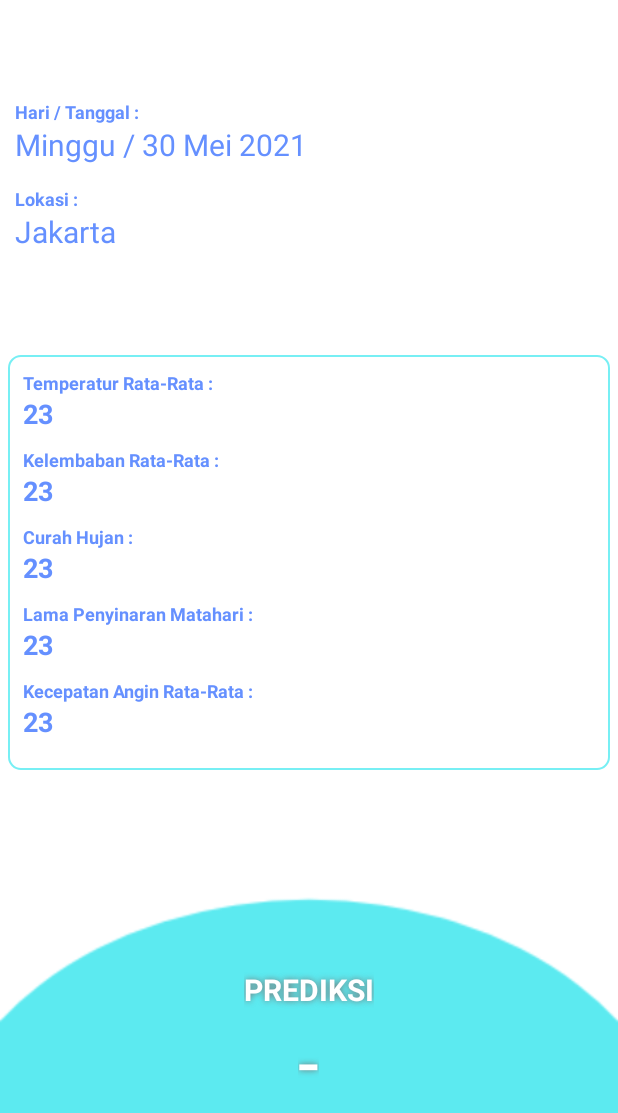
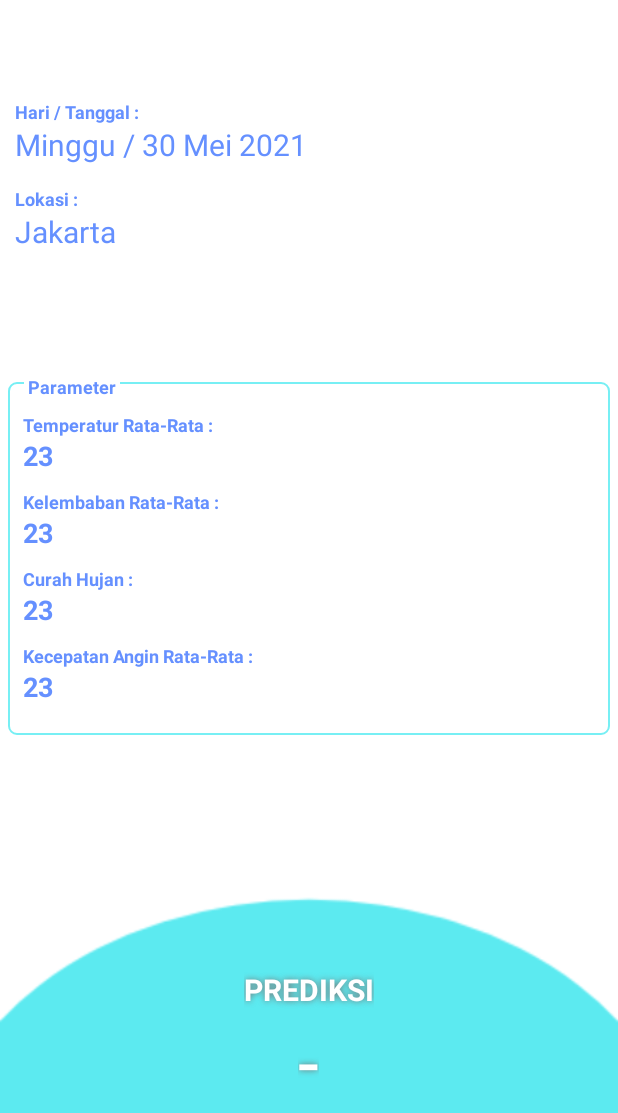
Before and after one commit to adventiagea/Bangkit, an Android app: the layout activity_prediction.xml on its own in the app's theme, with its tools: preview values and no code run, on a phone screen of 412 x 824 dp. Shown: the top 1113 px of the screen. Run offline under Robolectric (Android 15) with nearby library versions, the phone set to English and light mode, and no system bars.

Commit message:
Mengkonfigurasikan Hari, Menghapus Parameter Lama Penyinaran Matahari, dan Menyesuaikan UI Parameter Area

```diff
--- a/android v4.2/app/src/main/java/com/dicoding/picodiploma/libas/PredictionActivity.kt
+++ b/android v4.2/app/src/main/java/com/dicoding/picodiploma/libas/PredictionActivity.kt
@@ -19,8 +19,10 @@ class PredictionActivity : AppCompatActivity() {
         val dateText = binding.waktuPrediksi
         if (Build.VERSION.SDK_INT >= Build.VERSION_CODES.O) {
             val date = LocalDate.now()
-            val dateFormat = DateTimeFormatter.ofPattern("dd-MM-yyyy")
-            dateText.text = dateFormat.format(date)
+            val dateFormat = DateTimeFormatter.ofPattern("EEEE / dd-MMMM-yyyy")
+            val dateTime = dateFormat.format(date)
+
+            dateText.text = dateTime
         } else {
             fun Date.toString(format : String, locale: Locale = Locale.getDefault()): String {
                 val dateFormat = SimpleDateFormat(format, locale)
@@ -31,7 +33,7 @@ class PredictionActivity : AppCompatActivity() {
             }
 
             val date = getCurrentDateTime()
-            val dateInString = date.toString("dd-MM-yyyy")
+            val dateInString = date.toString("dd-MMMM-yyyy")
 
             dateText.text = dateInString
         }
--- a/android v4.2/app/src/main/res/drawable/bg_parameter.xml
+++ b/android v4.2/app/src/main/res/drawable/bg_parameter.xml
@@ -4,7 +4,10 @@
     <stroke android:color="@color/cyan"
         android:width="1dp"/>
 
+    <solid
+        android:color="@color/white"/>
+
     <corners
-        android:radius="8dp"/>
+        android:radius="5dp"/>
 
 </shape>
--- a/android v4.2/app/src/main/res/layout/activity_prediction.xml
+++ b/android v4.2/app/src/main/res/layout/activity_prediction.xml
@@ -50,17 +50,7 @@
         app:layout_constraintTop_toBottomOf="@+id/waktu_prediksi"
         app:layout_constraintVertical_bias="0.02" />
 
-    <TextView
-        android:id="@+id/lokasi_hasil"
-        android:layout_width="wrap_content"
-        android:layout_height="wrap_content"
-        android:text="@string/contoh_lokasi"
-        android:textColor="@color/login"
-        android:textSize="20sp"
-        app:layout_constraintEnd_toEndOf="@+id/lokasi_title"
-        app:layout_constraintHorizontal_bias="0.0"
-        app:layout_constraintStart_toStartOf="@+id/lokasi_title"
-        app:layout_constraintTop_toBottomOf="@+id/lokasi_title" />
+
 
     <LinearLayout
         android:id="@+id/parameter_area"
@@ -82,6 +72,7 @@
             android:id="@+id/temperatur_title"
             android:layout_width="wrap_content"
             android:layout_height="wrap_content"
+            android:layout_marginTop="10dp"
             android:text="@string/temperatur"
             android:textColor="@color/login"
             android:textSize="12sp"
@@ -136,25 +127,6 @@
             android:textStyle="bold" />
 
         <TextView
-            android:id="@+id/sinar_matahari_title"
-            android:layout_width="wrap_content"
-            android:layout_height="wrap_content"
-            android:text="@string/lama_penyinaran"
-            android:textColor="@color/login"
-            android:textSize="12sp"
-            android:textStyle="bold" />
-
-        <TextView
-            android:id="@+id/sinar_matahari_hasil"
-            android:layout_width="wrap_content"
-            android:layout_height="wrap_content"
-            android:layout_marginBottom="10dp"
-            android:text="@string/contoh_angka"
-            android:textColor="@color/login"
-            android:textSize="18sp"
-            android:textStyle="bold" />
-
-        <TextView
             android:id="@+id/kecepatan_angin_title"
             android:layout_width="wrap_content"
             android:layout_height="wrap_content"
@@ -174,6 +146,18 @@
             android:textStyle="bold" />
 
     </LinearLayout>
+    <TextView
+        android:id="@+id/lokasi_hasil"
+        android:layout_width="wrap_content"
+        android:layout_height="wrap_content"
+        android:text="@string/contoh_lokasi"
+        android:textColor="@color/login"
+        android:textSize="20sp"
+        android:background="@color/white"
+        app:layout_constraintEnd_toEndOf="@+id/lokasi_title"
+        app:layout_constraintHorizontal_bias="0.0"
+        app:layout_constraintStart_toStartOf="@+id/lokasi_title"
+        app:layout_constraintTop_toBottomOf="@+id/lokasi_title" />
 
     <LinearLayout
         android:id="@+id/prediksi_area"
@@ -215,4 +199,21 @@
 
     </LinearLayout>
 
+    <TextView
+        android:id="@+id/parameter"
+        style="@style/CardView"
+        android:layout_width="wrap_content"
+        android:layout_height="wrap_content"
+        android:layout_marginBottom="224dp"
+        android:background="@color/white"
+        android:text=" Parameter "
+        android:textColor="@color/login"
+        android:textSize="12sp"
+        android:textStyle="bold"
+        app:layout_constraintBottom_toBottomOf="@+id/parameter_area"
+        app:layout_constraintEnd_toEndOf="@+id/parameter_area"
+        app:layout_constraintHorizontal_bias="0.032"
+        app:layout_constraintStart_toStartOf="@+id/parameter_area"
+        tools:ignore="HardcodedText" />
+
 </androidx.constraintlayout.widget.ConstraintLayout>
--- a/android v4.2/app/src/main/res/values/strings.xml
+++ b/android v4.2/app/src/main/res/values/strings.xml
@@ -13,7 +13,7 @@
     <string name="lama_penyinaran">Lama Penyinaran Matahari : </string>
     <string name="kecepatan_angin">Kecepatan Angin Rata-Rata : </string>
     <string name="prediksi">PREDIKSI</string>
-    <string name="parameter">Parameter</string>
+    <string name="parameter">   Parameter   </string>
 
     <string name="merah">Berbahaya</string>
     <string name="ijo">Aman</string>
```
